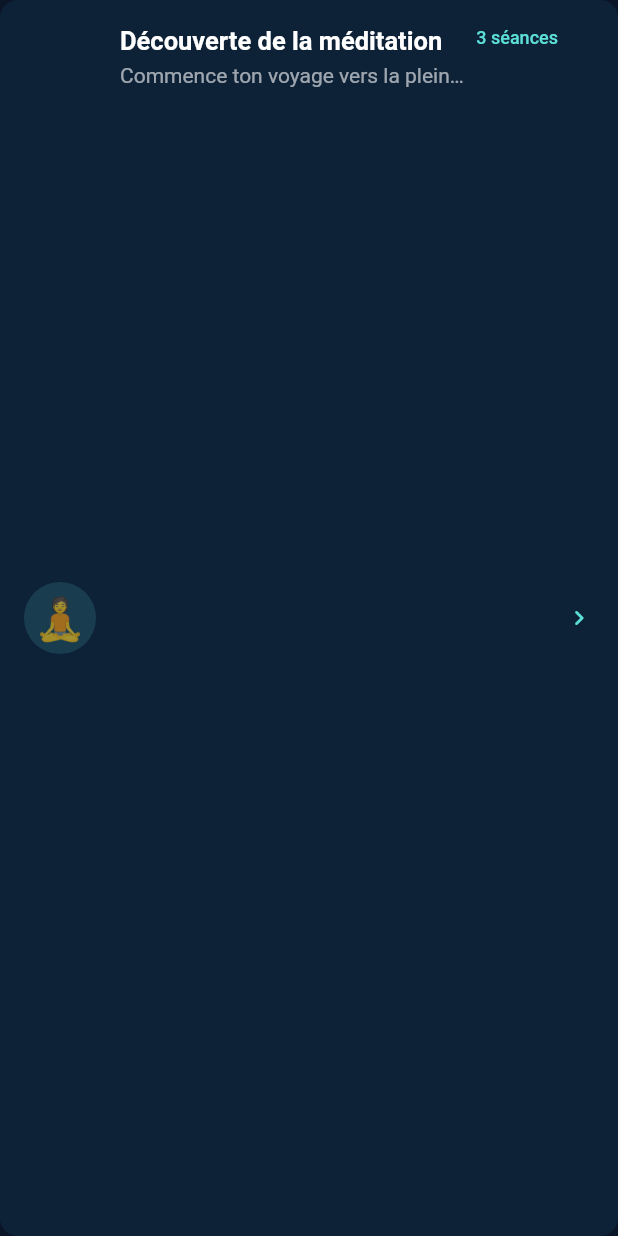
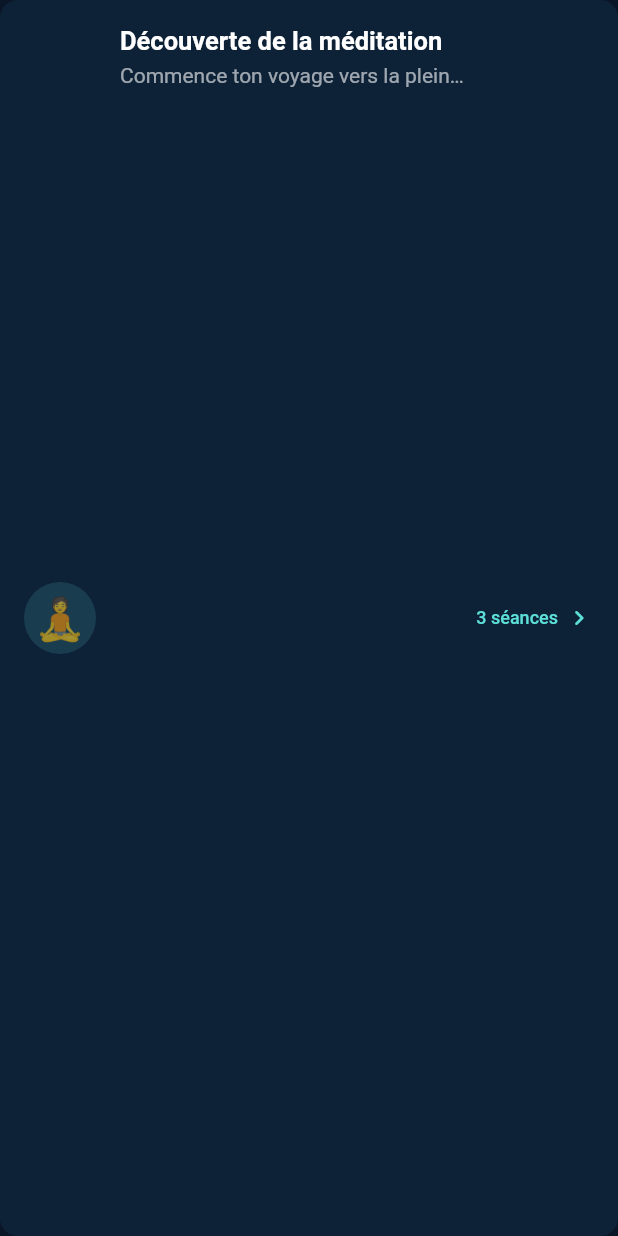
Before and after one commit to 888jos/Quietoapp, a Flutter app: the CategoryListCard widget shown alone on an empty page, opened directly with sample values from the repository, on a phone screen of 412 x 824 dp. Run offline on Flutter 3.47's test engine with Material 3 defaults, Android fonts, the phone set to English and light mode, and no system bars; our stand-ins replace flutter_riverpod, go_router, iconsax_flutter, just_audio, shared_preferences; accounts and stored records are empty; Roboto replaces fonts that are missing (SF Pro Display).

Commit message:
fix: badge floats above séances count without shifting layout

```diff
--- a/lib/features/home/presentation/widgets/category_list_card.dart
+++ b/lib/features/home/presentation/widgets/category_list_card.dart
@@ -62,13 +62,19 @@ class CategoryListCard extends StatelessWidget {
               ),
             ),
             const SizedBox(width: AppConstants.spacingSm),
-            Column(
-              crossAxisAlignment: CrossAxisAlignment.end,
+            Stack(
+              clipBehavior: Clip.none,
+              alignment: Alignment.centerRight,
               children: [
+                Text(
+                  '${category.sessions.length} séances',
+                  style: AppTextStyles.badge,
+                ),
                 if (category.isNew)
-                  Container(
-                    margin: const EdgeInsets.only(
-                        bottom: AppConstants.spacingXs),
+                  Positioned(
+                    bottom: 18,
+                    right: 0,
+                    child: Container(
                       padding: const EdgeInsets.symmetric(
                         horizontal: 6,
                         vertical: 2,
@@ -81,14 +87,11 @@ class CategoryListCard extends StatelessWidget {
                         'New !',
                         style: TextStyle(
                           color: AppColors.background,
-                        fontSize: 9,
+                          fontSize: 10,
                           fontWeight: FontWeight.bold,
                         ),
                       ),
                     ),
-                Text(
-                  '${category.sessions.length} séances',
-                  style: AppTextStyles.badge,
                   ),
               ],
             ),
```
Lines whose indentation alone changed are shown as unchanged.
